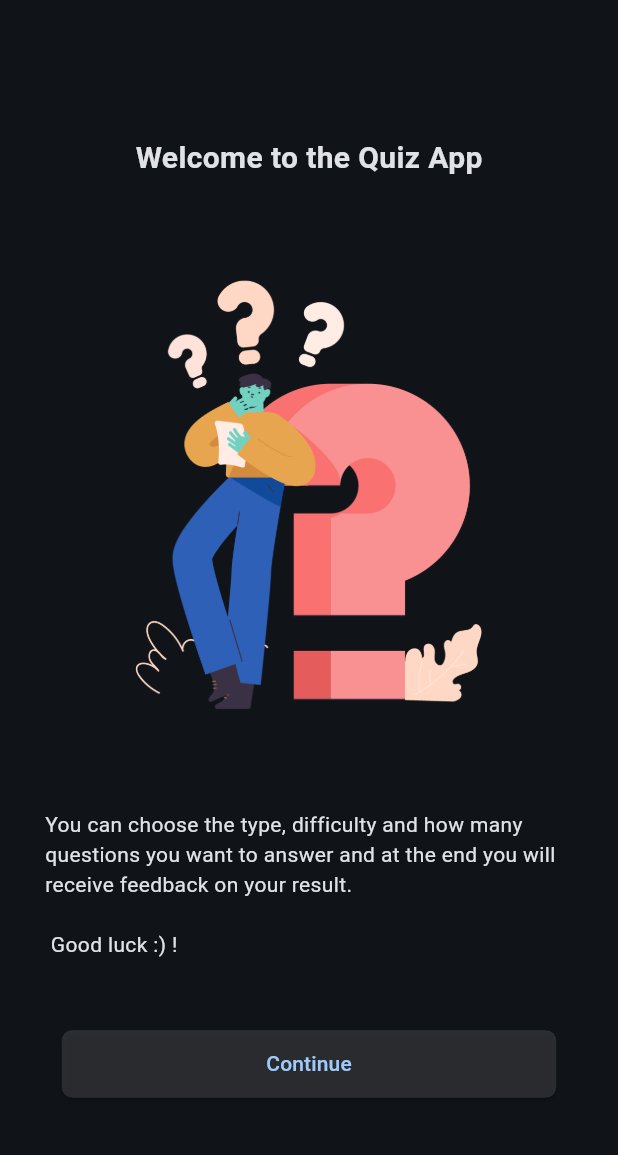
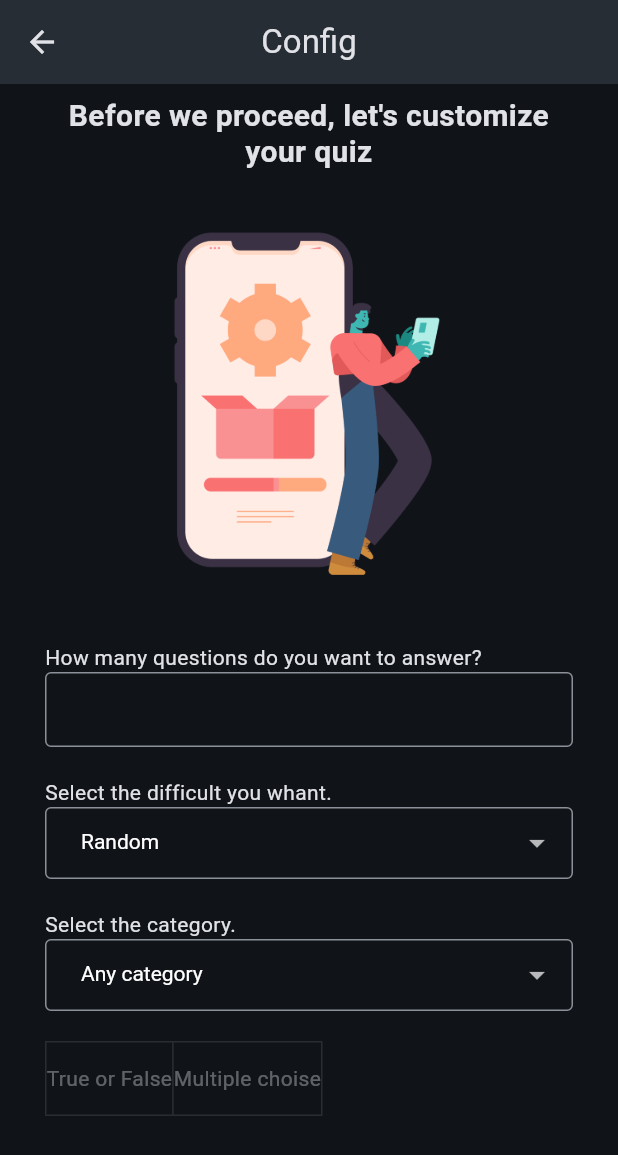
Before and after one commit to Frednm1/quiz_app, a Flutter app: the screen it shows after launch, after a tap on "Continue", on a phone screen of 412 x 824 dp. Shown: the top 1155 px of the screen. Run offline on Flutter 3.47's test engine with Material 3 defaults, Android fonts, the phone set to English and light mode, and no system bars; our stand-ins replace dartz, get_it.

Commit message:
config page

```diff
--- /dev/null
+++ b/lib/app/features/quiz_app/presentation/ui/pages/config_page.dart
@@ -0,0 +1,226 @@
+import 'package:flutter/material.dart';
+
+class ConfigPage extends StatefulWidget {
+  const ConfigPage({super.key});
+
+  @override
+  State<ConfigPage> createState() => _ConfigPageState();
+}
+
+class _ConfigPageState extends State<ConfigPage> {
+  @override
+  Widget build(BuildContext context) {
+    return Scaffold(
+      appBar: AppBar(
+        title: const Text('Config'),
+        centerTitle: true,
+      ),
+      body: SingleChildScrollView(
+        reverse: true,
+        child: Padding(
+          padding: const EdgeInsets.symmetric(horizontal: 30),
+          child: Column(
+            crossAxisAlignment: CrossAxisAlignment.stretch,
+            children: [
+              const SizedBox(
+                height: 20,
+              ),
+              const Text(
+                'Before we proceed, let\'s customize your quiz',
+                textAlign: TextAlign.center,
+                style: TextStyle(
+                  fontSize: 20,
+                  height: 1.2,
+                  fontWeight: FontWeight.w600,
+                ),
+              ),
+              const SizedBox(
+                height: 20,
+              ),
+              Image.asset(
+                'assets/images/technical-support.png',
+                height: 275,
+              ),
+              const SizedBox(
+                height: 20,
+              ),
+              Form(
+                child: Column(
+                  crossAxisAlignment: CrossAxisAlignment.start,
+                  children: [
+                    const Text('How many questions do you want to answer?'),
+                    TextFormField(
+                      autocorrect: true,
+                      onTapOutside: (value) {
+                        FocusScope.of(context).unfocus();
+                      },
+                      keyboardType: TextInputType.number,
+                      decoration: const InputDecoration(
+                        constraints: BoxConstraints(
+                          maxHeight: 50,
+                        ),
+                        border: OutlineInputBorder(),
+                      ),
+                    ),
+                    const SizedBox(
+                      height: 20,
+                    ),
+                    const Text('Select the difficult you whant.'),
+                    DropdownButtonFormField(
+                        style: const TextStyle(
+                          fontSize: 14,
+                          height: 1,
+                        ),
+                        value: 'random',
+                        decoration: const InputDecoration(
+                          border: OutlineInputBorder(),
+                          constraints: BoxConstraints(maxHeight: 60),
+                          contentPadding: EdgeInsets.symmetric(horizontal: 20),
+                        ),
+                        items: const [
+                          DropdownMenuItem(
+                            value: 'random',
+                            child: Text('Random'),
+                          ),
+                          DropdownMenuItem(
+                            value: 'easy',
+                            child: Text('Easy'),
+                          ),
+                          DropdownMenuItem(
+                            value: 'medium',
+                            child: Text('Medium'),
+                          ),
+                          DropdownMenuItem(
+                            value: 'hard',
+                            child: Text('Hard'),
+                          ),
+                        ],
+                        onChanged: (value) {}),
+                    const SizedBox(
+                      height: 20,
+                    ),
+                    const Text('Select the category.'),
+                    DropdownButtonFormField(
+                        style: const TextStyle(
+                          fontSize: 14,
+                          height: 1,
+                        ),
+                        value: null,
+                        decoration: const InputDecoration(
+                          border: OutlineInputBorder(),
+                          constraints: BoxConstraints(maxHeight: 60),
+                          contentPadding: EdgeInsets.symmetric(horizontal: 20),
+                        ),
+                        items: const [
+                          DropdownMenuItem(
+                            value: null,
+                            child: Text('Any category'),
+                          ),
+                          DropdownMenuItem(
+                            value: 9,
+                            child: Text('General Knowledge'),
+                          ),
+                          DropdownMenuItem(
+                            value: 10,
+                            child: Text('Entertainment Books'),
+                          ),
+                          DropdownMenuItem(
+                            value: 11,
+                            child: Text('Entertainment Film'),
+                          ),
+                          DropdownMenuItem(
+                            value: 12,
+                            child: Text('Entertainment Music'),
+                          ),
+                          DropdownMenuItem(
+                            value: 13,
+                            child: Text('Entertainment Musicals and Theatres'),
+                          ),
+                          DropdownMenuItem(
+                            value: 14,
+                            child: Text('Entertainment Television'),
+                          ),
+                          DropdownMenuItem(
+                            value: 15,
+                            child: Text('Entertainment Video Games'),
+                          ),
+                          DropdownMenuItem(
+                            value: 16,
+                            child: Text('Entertainment Board Games'),
+                          ),
+                          DropdownMenuItem(
+                            value: 17,
+                            child: Text('Science and Nature'),
+                          ),
+                          DropdownMenuItem(
+                            value: 18,
+                            child: Text('Science: Computers'),
+                          ),
+                          DropdownMenuItem(
+                            value: 19,
+                            child: Text('Science: Mathematics'),
+                          ),
+                          DropdownMenuItem(
+                            value: 20,
+                            child: Text('Mythology'),
+                          ),
+                          DropdownMenuItem(
+                            value: 21,
+                            child: Text('Sports'),
+                          ),
+                          DropdownMenuItem(
+                            value: 22,
+                            child: Text('Geography'),
+                          ),
+                          DropdownMenuItem(
+                            value: 22,
+                            child: Text('Geography'),
+                          ),
+                          DropdownMenuItem(
+                            value: 23,
+                            child: Text('History'),
+                          ),
+                          DropdownMenuItem(
+                            value: 24,
+                            child: Text('Politics'),
+                          ),
+                          DropdownMenuItem(
+                            value: 25,
+                            child: Text('Art'),
+                          ),
+                          DropdownMenuItem(
+                            value: 26,
+                            child: Text('Celebrities'),
+                          ),
+                          DropdownMenuItem(
+                            value: 27,
+                            child: Text('Animals'),
+                          ),
+                        ],
+                        onChanged: (value) {}),
+                    const SizedBox(
+                      height: 20,
+                    ),
+                    ToggleButtons(
+                        fillColor: Theme.of(context).primaryColorLight,
+                        children: [
+                          Text('True or False'),
+                          Text('Multiple choise')
+                        ],
+                        isSelected: [
+                          false,
+                          false
+                        ]),
+                    const SizedBox(
+                      height: 80,
+                    )
+                  ],
+                ),
+              )
+            ],
+          ),
+        ),
+      ),
+    );
+  }
+}
--- a/lib/app/features/quiz_app/presentation/ui/pages/start_page.dart
+++ b/lib/app/features/quiz_app/presentation/ui/pages/start_page.dart
@@ -1,4 +1,5 @@
 import 'package:flutter/material.dart';
+import 'package:quiz_app/app/features/quiz_app/presentation/ui/pages/config_page.dart';
 
 class StartPage extends StatelessWidget {
   const StartPage({super.key});
@@ -24,7 +25,7 @@ class StartPage extends StatelessWidget {
           const Spacer(),
           Image.asset(
             'assets/images/doubt.png',
-            width: MediaQuery.of(context).size.width * .8,
+            height: 275,
           ),
           const Spacer(),
           const Padding(
@@ -35,7 +36,11 @@ class StartPage extends StatelessWidget {
           ),
           const Spacer(),
           ElevatedButton(
-            onPressed: () {},
+            onPressed: () {
+              Navigator.push(context, MaterialPageRoute(builder: (context) {
+                return const ConfigPage();
+              }));
+            },
             style: ElevatedButton.styleFrom(
               backgroundColor: Theme.of(context).focusColor,
               fixedSize: Size(MediaQuery.of(context).size.width * .8, 45),
@@ -43,7 +48,7 @@ class StartPage extends StatelessWidget {
                 borderRadius: BorderRadius.circular(7),
               ),
             ),
-            child: Text('Continue'),
+            child: const Text('Continue'),
           ),
           const Spacer(
             flex: 2,
```
Also changed, not shown: assets/images/technical-support.png (added).
